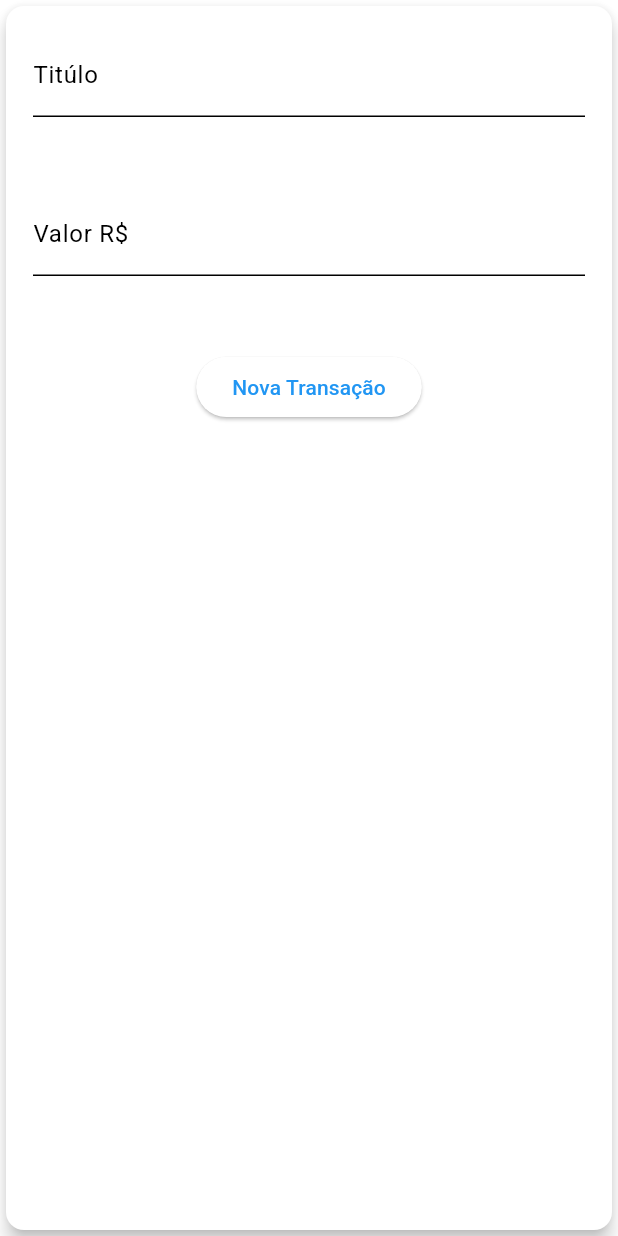
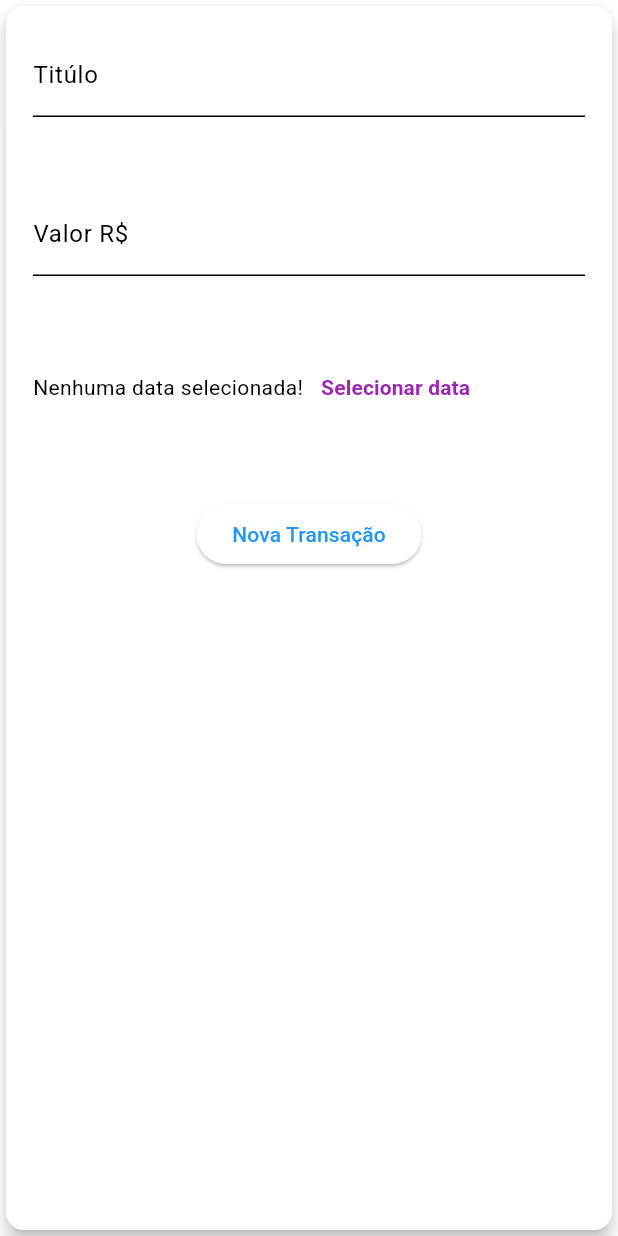
Before and after one commit to MatheusGregorinAMB/expenses-app, a Flutter app: the TransactionForm widget shown alone on an empty page, opened directly with empty values, after a tap on "Nova Transação", on a phone screen of 412 x 824 dp. Run offline on Flutter 3.47's test engine with Material 3 defaults, Android fonts, the phone set to English and light mode, and no system bars.

Commit message:
feat: add input on recovery date

```diff
--- a/lib/components/transaction_form.dart
+++ b/lib/components/transaction_form.dart
@@ -1,4 +1,5 @@
 import 'package:flutter/material.dart';
+import 'package:intl/intl.dart';
 
 class TransactionForm extends StatefulWidget {
   final void Function(String, double) onSubmit;
@@ -10,18 +11,35 @@ class TransactionForm extends StatefulWidget {
 }
 
 class _TransactionFormState extends State<TransactionForm> {
-  final titleController = TextEditingController();
-  final valueController = TextEditingController();
+  final _titleController = TextEditingController();
+  final _valueController = TextEditingController();
+  DateTime? _selectedDate = null;
 
   _submitForm() {
-    final title = titleController.text;
-    final value = double.tryParse(valueController.text) ?? 0.0;
+    final title = _titleController.text;
+    final value = double.tryParse(_valueController.text) ?? 0.0;
 
     if (title.isEmpty || value <= 0) {
       return;
     }
 
     widget.onSubmit(title, value);
+  }
+
+  _showDatePicker() {
+    showDatePicker(
+      context: context,
+      initialDate: DateTime.now(),
+      firstDate: DateTime(2024),
+      lastDate: DateTime.now(),
+    ).then((pickedDate) {
+      if (pickedDate == null) {
+        return;
+      }
+      setState(() {
+        _selectedDate = pickedDate;
+      });
+    });
   }
 
   @override
@@ -36,17 +54,35 @@ class _TransactionFormState extends State<TransactionForm> {
             spacing: 50,
             children: <Widget>[
               TextField(
-                controller: titleController,
+                controller: _titleController,
                 decoration: InputDecoration(labelText: 'Titúlo'),
                 onSubmitted: (_) =>
                     _submitForm(), // Quando clicado na seta de envio no teclado, aciona o método
               ),
               TextField(
-                controller: valueController,
+                controller: _valueController,
                 decoration: InputDecoration(labelText: 'Valor R\$'),
                 keyboardType: TextInputType.numberWithOptions(decimal: true),
                 onSubmitted: (_) =>
                     _submitForm(), // Quando clicado na seta de envio no teclado, aciona o método
+              ),
+              Row(
+                children: <Widget>[
+                  Text(
+                    _selectedDate == null
+                        ? 'Nenhuma data selecionada!'
+                        : 'Data: ${DateFormat('dd/MM/yyyy').format(_selectedDate!)}',
+                  ),
+                  TextButton(
+                    onPressed: _showDatePicker,
+                    child: Text(
+                      _selectedDate == null
+                          ? 'Selecionar data'
+                          : 'Selecionar outra data',
+                      style: TextStyle(fontWeight: FontWeight.bold),
+                    ),
+                  ),
+                ],
               ),
               Row(
                 mainAxisAlignment: MainAxisAlignment.center,
```
